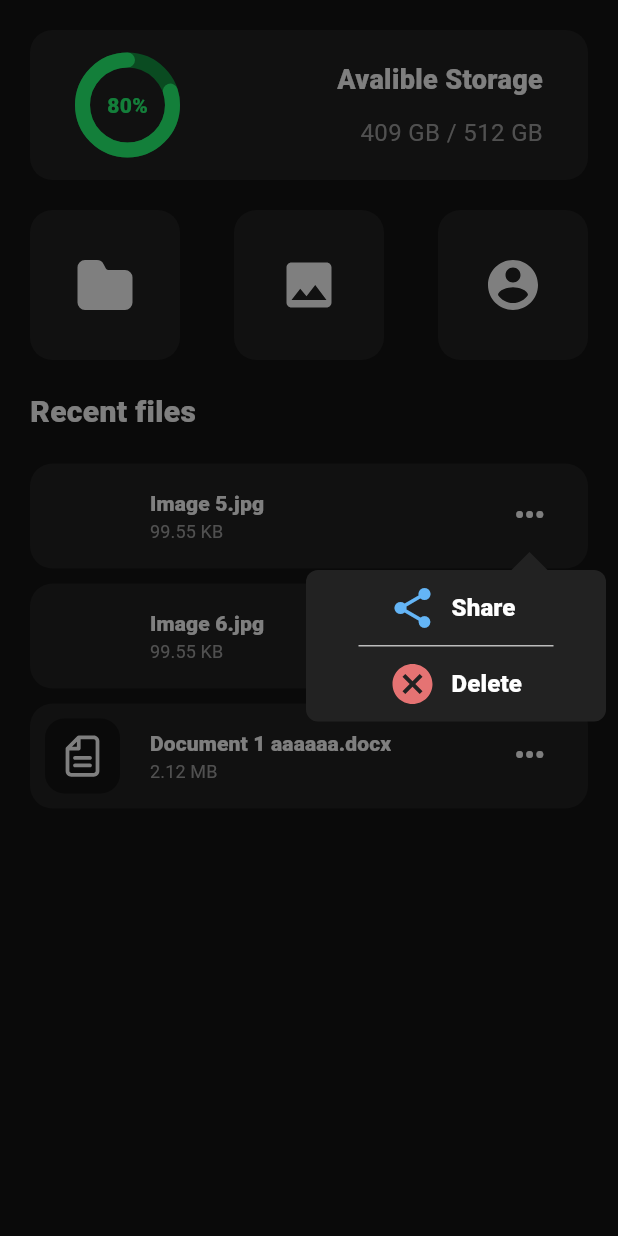
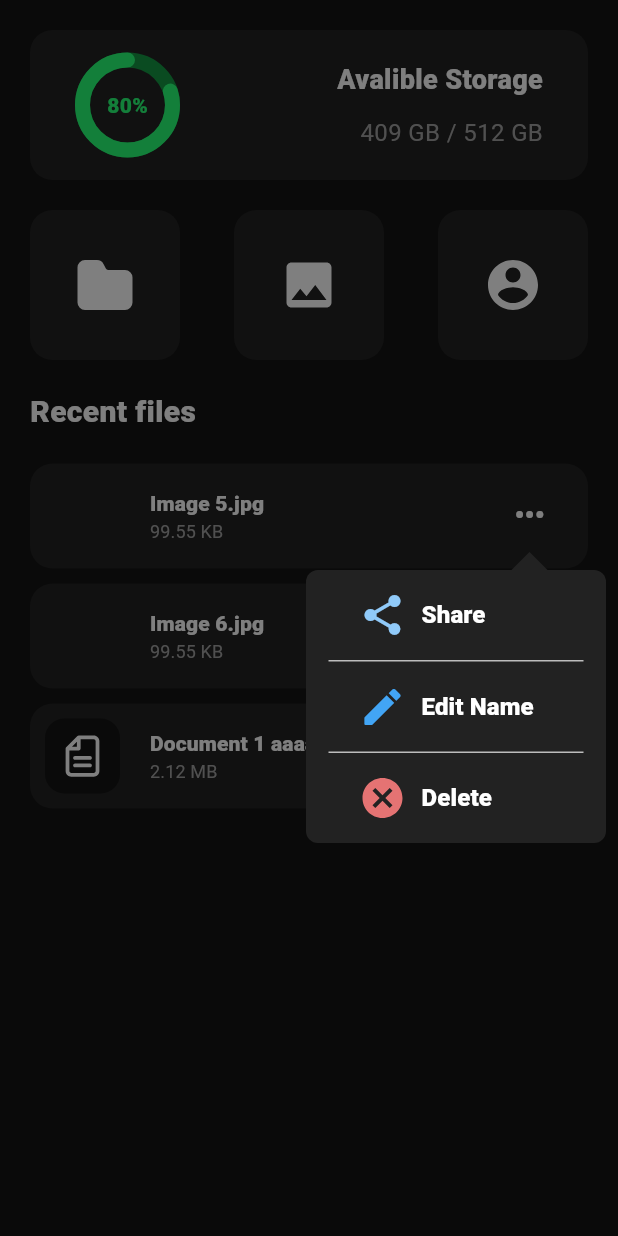
Before and after one commit to srpino23/PinoTech-Cloud-App, a Flutter app: the HomeScreen screen opened directly, after a tap on "•••", on a phone screen of 412 x 824 dp. Run offline on Flutter 3.47's test engine with Material 3 defaults, Android fonts, the phone set to English and light mode, and no system bars; our stand-ins replace flutter_svg, popover; network calls fail; project files that could hold a hidden picture were left out.

Commit message:
Botones faltantes agregados al estilo de lista

```diff
--- a/lib/components/ListFileItem.dart
+++ b/lib/components/ListFileItem.dart
@@ -130,8 +130,8 @@ class _ListFileItemState extends State<ListFileItem> {
                           mainAxisSize: MainAxisSize.min,
                           children: [
                             Container(
-                              height: 50,
-                              width: 130,
+                              height: 60,
+                              width: 170,
                               child: ElevatedButton(
                                 onPressed: () {},
                                 style: ElevatedButton.styleFrom(
@@ -154,7 +154,7 @@ class _ListFileItemState extends State<ListFileItem> {
                                         height: 32,
                                         child: Icon(
                                           Icons.share,
-                                          color: Colors.blue.shade300,
+                                          color: Colors.blue.shade200,
                                           size: 32,
                                         ),
                                       ),
@@ -173,7 +173,7 @@ class _ListFileItemState extends State<ListFileItem> {
                               ),
                             ),
                             Container(
-                              width: 130,
+                              width: 170,
                               child: Divider(
                                 color: Colors.grey.shade400,
                                 thickness: 1,
@@ -181,8 +181,59 @@ class _ListFileItemState extends State<ListFileItem> {
                               ),
                             ),
                             Container(
-                              height: 50,
-                              width: 130,
+                              height: 60,
+                              width: 170,
+                              child: ElevatedButton(
+                                onPressed: () {},
+                                style: ElevatedButton.styleFrom(
+                                  backgroundColor: Colors.transparent,
+                                  shadowColor: Colors.transparent,
+                                  padding: EdgeInsets.zero,
+                                  shape: RoundedRectangleBorder(
+                                    borderRadius: BorderRadius.circular(8),
+                                  ),
+                                ),
+                                child: Padding(
+                                  padding: EdgeInsets.symmetric(horizontal: 20),
+                                  child: Row(
+                                    mainAxisAlignment: MainAxisAlignment.start,
+                                    crossAxisAlignment:
+                                        CrossAxisAlignment.center,
+                                    children: [
+                                      Container(
+                                        width: 32,
+                                        height: 32,
+                                        child: Icon(
+                                          Icons.edit_rounded,
+                                          color: Colors.blue.shade400,
+                                          size: 32,
+                                        ),
+                                      ),
+                                      SizedBox(width: 10),
+                                      Text(
+                                        "Edit Name",
+                                        style: TextStyle(
+                                          color: Colors.white,
+                                          fontSize: 16,
+                                          fontWeight: FontWeight.w900,
+                                        ),
+                                      ),
+                                    ],
+                                  ),
+                                ),
+                              ),
+                            ),
+                            Container(
+                              width: 170,
+                              child: Divider(
+                                color: Colors.grey.shade400,
+                                thickness: 1,
+                                height: 1,
+                              ),
+                            ),
+                            Container(
+                              height: 60,
+                              width: 170,
                               child: ElevatedButton(
                                 onPressed: () {},
                                 style: ElevatedButton.styleFrom(
--- a/lib/components/ListFolderItem.dart
+++ b/lib/components/ListFolderItem.dart
@@ -121,8 +121,8 @@ class _ListFolderItemState extends State<ListFolderItem> {
                           mainAxisSize: MainAxisSize.min,
                           children: [
                             Container(
-                              height: 50,
-                              width: 130,
+                              height: 60,
+                              width: 170,
                               child: ElevatedButton(
                                 onPressed: () {},
                                 style: ElevatedButton.styleFrom(
@@ -144,14 +144,14 @@ class _ListFolderItemState extends State<ListFolderItem> {
                                         width: 32,
                                         height: 32,
                                         child: Icon(
-                                          Icons.share,
-                                          color: Colors.blue.shade300,
+                                          Icons.edit_rounded,
+                                          color: Colors.blue.shade400,
                                           size: 32,
                                         ),
                                       ),
                                       SizedBox(width: 10),
                                       Text(
-                                        "Share",
+                                        "Edit Name",
                                         style: TextStyle(
                                           color: Colors.white,
                                           fontSize: 16,
@@ -164,7 +164,7 @@ class _ListFolderItemState extends State<ListFolderItem> {
                               ),
                             ),
                             Container(
-                              width: 130,
+                              width: 170,
                               child: Divider(
                                 color: Colors.grey.shade400,
                                 thickness: 1,
@@ -172,8 +172,8 @@ class _ListFolderItemState extends State<ListFolderItem> {
                               ),
                             ),
                             Container(
-                              height: 50,
-                              width: 130,
+                              height: 60,
+                              width: 170,
                               child: ElevatedButton(
                                 onPressed: () {},
                                 style: ElevatedButton.styleFrom(
```
